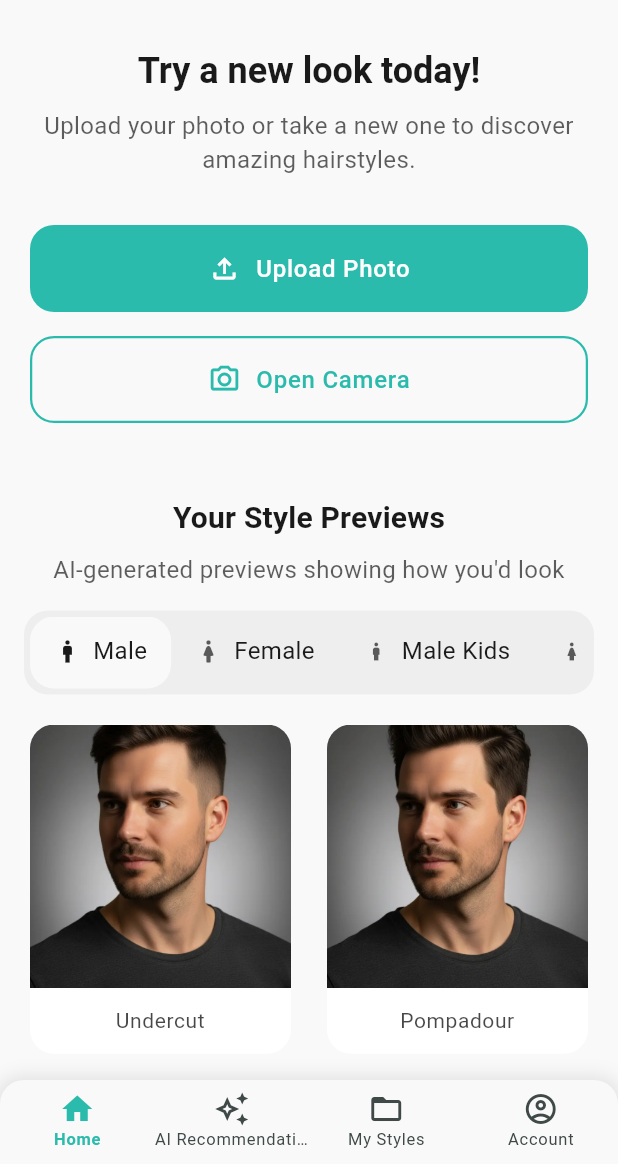
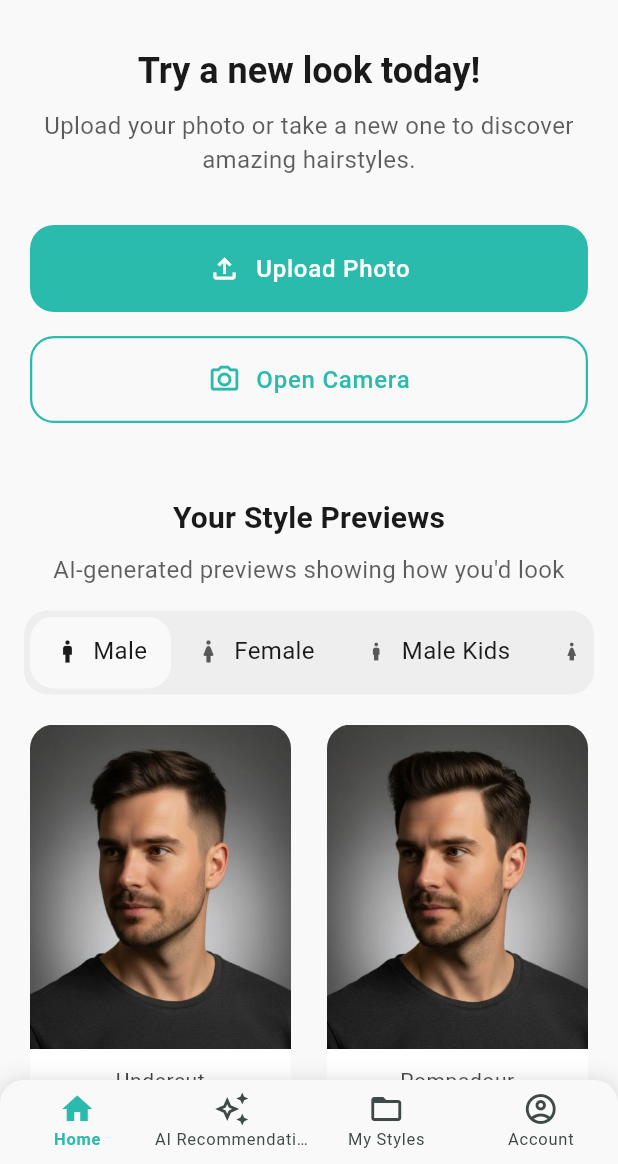
Before and after one commit to Software2004/Flutter-Hair-Styler, a Flutter app: the HomeScreen screen opened by its route, on a phone screen of 412 x 824 dp, the part 72-1236 px from its top. Run offline on Flutter 3.47's test engine with Material 3 defaults, Android fonts, the phone set to English and light mode, and no system bars; our stand-ins replace device_info_plus, firebase_auth, firebase_core, firebase_database, google_fonts, image_gallery_saver and 4 more; missing offline and left inert: file_selector; accounts and stored records are empty; statements that could not run were skipped.

Commit message:
ui fixing

```diff
--- /dev/null
+++ b/lib/data/todo.txt
@@ -0,0 +1,3 @@
+TODO() Retain the state of the fragment on which the tab is left and new tab is opened.
+TODO() Change the imageView on the list items of the home screen to ensure the hairstyle is perfectly visible.
+TODO() Make sure only appropriate images are loaded as the animatio n images on the intro screen.
--- a/lib/screens/home_screen.dart
+++ b/lib/screens/home_screen.dart
@@ -421,8 +421,8 @@ class _HomeTabState extends State<_HomeTab> with TickerProviderStateMixin {
                           physics: const NeverScrollableScrollPhysics(),
                           gridDelegate:
                               const SliverGridDelegateWithFixedCrossAxisCount(
-                                crossAxisCount: 2,
-                                childAspectRatio: 0.8,
+                                crossAxisCount: 2, // 2 columns
+                                childAspectRatio: 0.68, // width / height, smaller makes it taller
                                 crossAxisSpacing: 16,
                                 mainAxisSpacing: 16,
                               ),
@@ -503,7 +503,7 @@ class _HomeTabState extends State<_HomeTab> with TickerProviderStateMixin {
     const int crossAxisCount = 2;
     const double crossAxisSpacing = 16;
     const double mainAxisSpacing = 16;
-    const double childAspectRatio = 0.8; // width / height
+    const double childAspectRatio = 0.7; // width / height
 
     final double horizontalPadding = 16 * 2; // from Padding around Grid
     final double screenWidth = MediaQuery.of(context).size.width;
@@ -563,7 +563,7 @@ class _HomeTabState extends State<_HomeTab> with TickerProviderStateMixin {
           crossAxisAlignment: CrossAxisAlignment.stretch,
           children: [
             Expanded(
-              flex: 4,
+              flex: 5,
               child: Container(
                 decoration: const BoxDecoration(
                   borderRadius: BorderRadius.only(
@@ -579,6 +579,7 @@ class _HomeTabState extends State<_HomeTab> with TickerProviderStateMixin {
                   child: Image.asset(
                     item.assetPath,
                     fit: BoxFit.cover,
+                    alignment: Alignment.topCenter, // Added this line
                     errorBuilder: (context, error, stackTrace) {
                       return Container(
                         color: Colors.grey[300],
@@ -827,7 +828,7 @@ class _HomeTabState extends State<_HomeTab> with TickerProviderStateMixin {
                               shrinkWrap: true,
                               gridDelegate: const SliverGridDelegateWithFixedCrossAxisCount(
                                 crossAxisCount: 2,
-                                childAspectRatio: 0.8,
+                                childAspectRatio: 0.7,
                                 crossAxisSpacing: 16,
                                 mainAxisSpacing: 16,
                               ),
--- a/lib/widgets/picked_image_layout.dart
+++ b/lib/widgets/picked_image_layout.dart
@@ -103,7 +103,7 @@ class PickedImageLayout extends StatelessWidget {
               const SizedBox(height: 14),
               _circleIcon(context, Icons.share_rounded, onPressed: onShare),
               const SizedBox(height: 14),
-              _circleIcon(context, Icons.save_alt_rounded, onPressed: onSave),
+              _circleIcon(context, Icons.save, onPressed: onSave),
             ],
           ),
         ),
```
Also changed, not shown: lib/screens/intro_screen.dart (+37 -38 lines).
